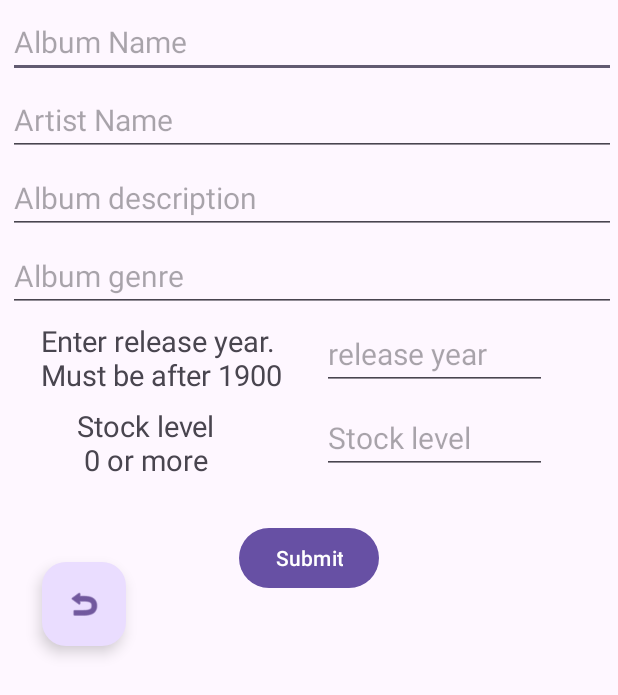
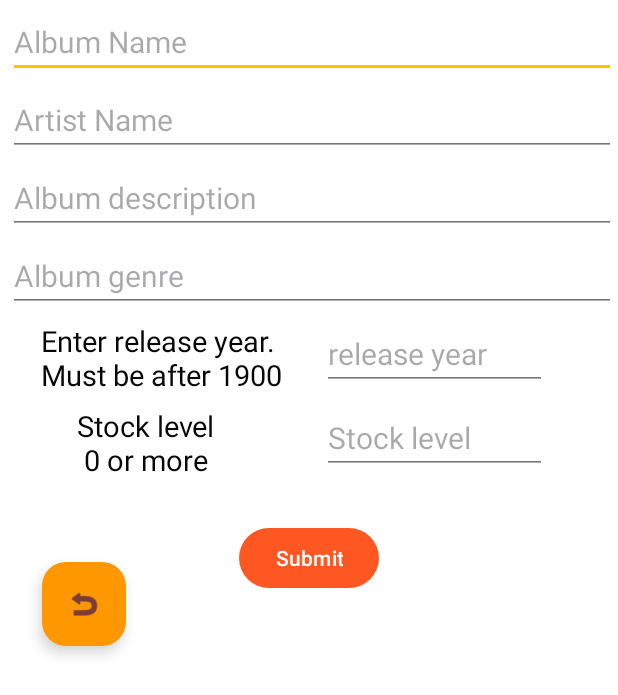
Before and after one commit to mmoazam/RecordShopApp, an Android app: the AddNewAlbumActivity screen opened directly, with no data from a screen before it, on a phone screen of 412 x 824 dp. Shown: the top 695 px of the screen. Run offline under Robolectric (Android 15) with nearby library versions, the phone set to English and light mode, and no system bars; our stand-ins replace data binding; 2 statements that could not run were skipped.

Commit message:
add color theme

```diff
--- a/app/src/main/res/layout/activity_add_new_album.xml
+++ b/app/src/main/res/layout/activity_add_new_album.xml
@@ -18,6 +18,7 @@
         android:id="@+id/main"
         android:layout_width="match_parent"
         android:layout_height="match_parent"
+
         tools:context=".ui.addalbum.AddNewAlbumActivity">
 
         <EditText
@@ -132,6 +133,7 @@
             android:layout_marginTop="193dp"
             android:layout_marginEnd="75dp"
             android:clickable="true"
+            app:backgroundTint="@color/colorFABBackground"
             android:onClick="@{handlers::onBackButtonClick}"
             android:text="back"
             app:layout_constraintBottom_toBottomOf="parent"
--- a/app/src/main/res/layout/activity_main.xml
+++ b/app/src/main/res/layout/activity_main.xml
@@ -14,7 +14,7 @@
         android:id="@+id/main"
         android:layout_width="match_parent"
         android:layout_height="match_parent"
-        android:background="@color/ricky_beige"
+
         tools:context=".ui.mainactivity.MainActivity">
 
 
@@ -56,6 +56,7 @@
             android:layout_height="wrap_content"
             android:layout_marginTop="371dp"
             android:layout_marginBottom="32dp"
+            app:backgroundTint="@color/colorFABBackground"
             android:onClick="@{handlers::addAlbumButtonClick}"
             app:layout_constraintBottom_toBottomOf="parent"
             app:layout_constraintStart_toStartOf="parent"
--- a/app/src/main/res/layout/album_item.xml
+++ b/app/src/main/res/layout/album_item.xml
@@ -13,12 +13,13 @@
         android:layout_width="match_parent"
         android:layout_height="wrap_content">
 
+
         <androidx.cardview.widget.CardView
             android:id="@+id/cardView"
             android:layout_width="0dp"
             android:layout_height="wrap_content"
             android:layout_margin="8dp"
-            app:cardBackgroundColor="@color/white"
+            app:cardBackgroundColor="#FBEBBB"
             app:cardElevation="4dp"
             app:cardCornerRadius="10dp"
             app:cardUseCompatPadding="true"
--- a/app/src/main/res/values/colors.xml
+++ b/app/src/main/res/values/colors.xml
@@ -3,5 +3,16 @@
     <color name="black">#FF000000</color>
     <color name="white">#FFFFFFFF</color>
     <color name="ricky_beige">#FDFCED</color>">
+    <color name="colorPrimary">#ff5722</color>
+    <color name="colorPrimaryDark">#e64a19</color>
+    <color name="colorAccent">#ffc107</color>
+    <color name="colorBackground">#ffffff</color>
+    <color name="colorTextPrimary">#212121</color>
+    <color name="colorTextSecondary">#757575</color>
+    <color name="colorButton">#ff9800</color>
+    <color name="colorButtonText">#070707</color>
+    <color name="colorFABBackground">#ff9800</color> <!-- Background color of the FAB -->
+    <color name="colorFABIcon">#ffffff</color> <!-- Icon color of the FAB -->
+
 
 </resources>
--- a/app/src/main/res/values/themes.xml
+++ b/app/src/main/res/values/themes.xml
@@ -3,6 +3,18 @@
     <style name="Base.Theme.RecordShopApp" parent="Theme.Material3.DayNight.NoActionBar">
         <!-- Customize your light theme here. -->
         <!-- <item name="colorPrimary">@color/my_light_primary</item> -->
+        <!-- Primary brand color. -->
+        <item name="colorPrimary">@color/colorPrimary</item>
+        <item name="colorPrimaryDark">@color/colorPrimaryDark</item>
+        <item name="colorAccent">@color/colorAccent</item>
+        <!-- Customize your theme here. -->
+        <item name="android:colorBackground">@color/colorBackground</item>
+        <item name="android:textColorPrimary">@color/colorTextPrimary</item>
+        <item name="android:textColorSecondary">@color/colorTextSecondary</item>
+        <item name="colorButtonNormal">@color/colorButton</item>
+        <item name="android:textColor">@color/colorButtonText</item>
+        <!-- Floating Action Button colors -->
+
     </style>
 
     <style name="Theme.RecordShopApp" parent="Base.Theme.RecordShopApp" />
```
